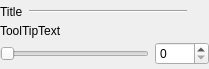
Before: the Qt Designer form SettingWidgets/integersettingwidget.ui in oVooVo/FancyMidi, drawn with Qt 5.
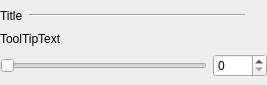
After: the same form once the commit is applied. Icons and pictures are not drawn.

What changed in the file:
```diff
--- a/SettingWidgets/integersettingwidget.ui
+++ b/SettingWidgets/integersettingwidget.ui
@@ -6,8 +6,8 @@
    <rect>
     <x>0</x>
     <y>0</y>
-    <width>209</width>
-    <height>69</height>
+    <width>267</width>
+    <height>85</height>
    </rect>
   </property>
   <property name="windowTitle">
```
